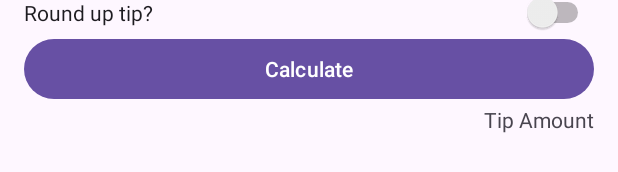
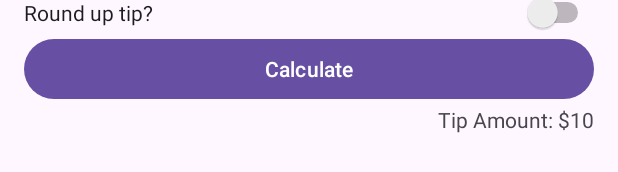
Before and after one commit to Asal2/330Fall23_SharmaDhunganaA, an Android app: the layout activity_main.xml on its own in the app's theme, with its tools: preview values and no code run, on a phone screen of 412 x 824 dp. Shown: the part 345-517 px from the top of the screen. Run offline under Robolectric (Android 15) with nearby library versions, the light colour scheme and no system bars.

Commit message:
TipTime App created

```diff
--- a/lessons/05/TipTime/app/build.gradle.kts
+++ b/lessons/05/TipTime/app/build.gradle.kts
@@ -7,6 +7,9 @@ android {
     namespace = "com.example.tiptime"
     compileSdk = 33
 
+    buildFeatures {
+        viewBinding = true
+    }
     defaultConfig {
         applicationId = "com.example.tiptime"
         minSdk = 24
@@ -33,6 +36,7 @@ android {
     kotlinOptions {
         jvmTarget = "1.8"
     }
+
 }
 
 dependencies {
--- a/lessons/05/TipTime/app/src/main/res/layout/activity_main.xml
+++ b/lessons/05/TipTime/app/src/main/res/layout/activity_main.xml
@@ -75,7 +75,7 @@
         android:id="@+id/tip_result"
         android:layout_width="wrap_content"
         android:layout_height="wrap_content"
-        android:text="Tip Amount"
         app:layout_constraintEnd_toEndOf="parent"
-        app:layout_constraintTop_toBottomOf="@id/calculate_button" />
+        app:layout_constraintTop_toBottomOf="@id/calculate_button"
+        tools:text="Tip Amount: $10" />/>
 </androidx.constraintlayout.widget.ConstraintLayout>
--- a/lessons/05/TipTime/app/src/main/res/values/strings.xml
+++ b/lessons/05/TipTime/app/src/main/res/values/strings.xml
@@ -7,5 +7,5 @@
     <string name="ok_service">Okay (15%)</string>
     <string name="round_up_tip">Round up tip?</string>
     <string name="calculate">Calculate</string>
-    <string name="tip_amount">Tip Amount</string>
+    <string name="tip_amount">Tip Amount: %s</string>
 </resources>
```
Also changed, not shown: lessons/05/TipTime/app/src/main/java/com/example/tiptime/MainActivity.kt (+34 -1 lines).
